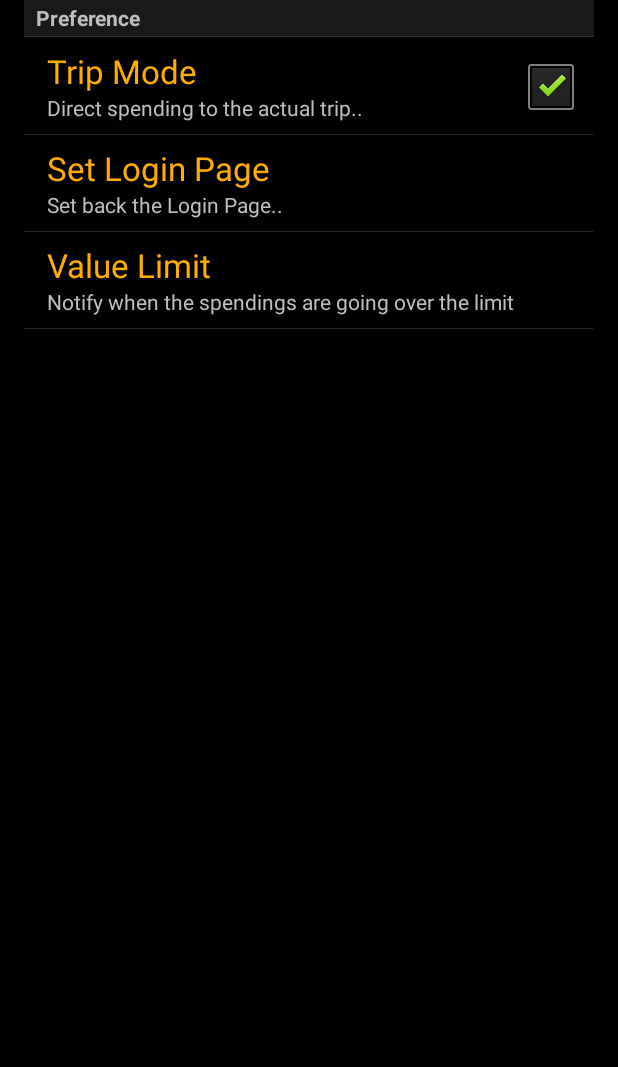
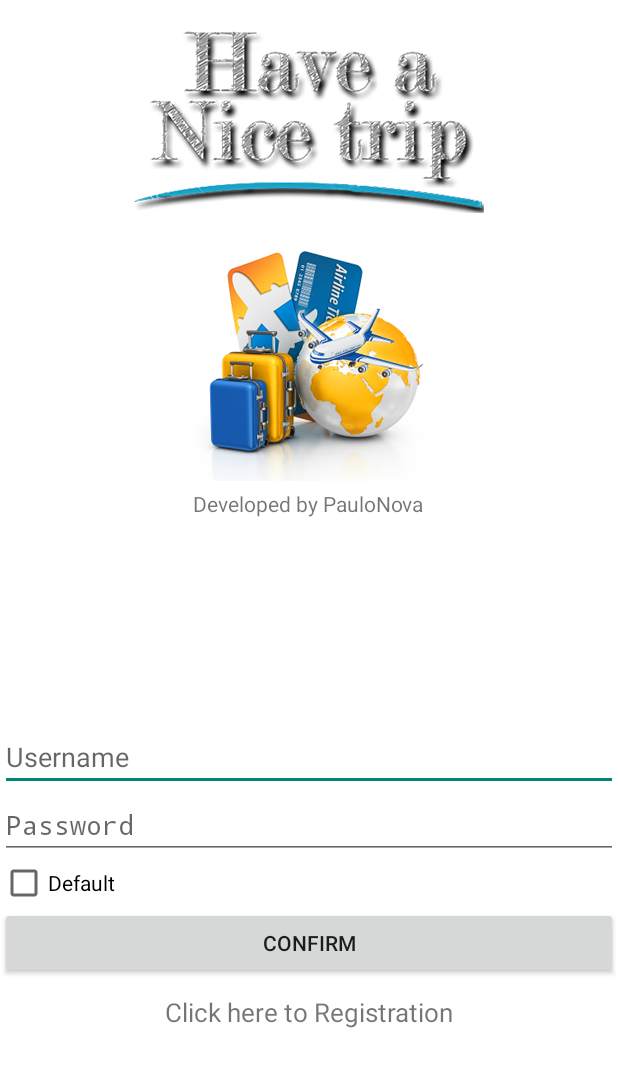
Before and after one commit to paulonova/FinalNiceTrip, an Android app: the ConfigurationsActivity screen opened directly, with no data from a screen before it, after a tap on "Set Login Page", on a phone screen of 412 x 824 dp. Shown: the top 1067 px of the screen. Run offline under Robolectric (Android 15) with nearby library versions, the phone set to English and light mode, and no system bars; 2 other taps on this screen came first.

Commit message:
Changing 2015/04/27

```diff
--- a/app/src/main/java/finalwork/nicetrip/se/nicetrip/ConfigurationsActivity.java
+++ b/app/src/main/java/finalwork/nicetrip/se/nicetrip/ConfigurationsActivity.java
@@ -3,6 +3,7 @@ package finalwork.nicetrip.se.nicetrip;
 import android.annotation.SuppressLint;
 import android.app.Activity;
 import android.content.Context;
+import android.content.Intent;
 import android.content.SharedPreferences;
 import android.preference.Preference;
 import android.preference.PreferenceActivity;
@@ -52,12 +53,15 @@ public class ConfigurationsActivity extends Activity {
 //                    SharedPreferences prefDefault = getSharedPreferences(LoginActivity.DEFAULT_CONNECTED, Context.MODE_PRIVATE);
 //                    SharedPreferences.Editor editor = getPreferences(MODE_PRIVATE).edit();
 
-                    SharedPreferences prefDefault = PreferenceManager.getDefaultSharedPreferences(getApplicationContext());
-                    SharedPreferences.Editor editor = prefDefault.edit();
+                    SharedPreferences pref = PreferenceManager.getDefaultSharedPreferences(getApplicationContext());
+                    SharedPreferences.Editor editor = pref.edit();
                     editor.putBoolean(LoginActivity.DEFAULT_CONNECTED, false);
-                    editor.apply();
+                    editor.commit();
 
-                    Toast.makeText(getApplicationContext(), "Login Page is now available..", Toast.LENGTH_SHORT).show();
+                    Intent intent = new Intent(getApplicationContext(),LoginActivity.class);
+                    startActivity(intent);
+                    finish();
+
                     return false;
                 }
             });
--- a/app/src/main/java/finalwork/nicetrip/se/nicetrip/RegisterPageActivity.java
+++ b/app/src/main/java/finalwork/nicetrip/se/nicetrip/RegisterPageActivity.java
@@ -62,13 +62,11 @@ public class RegisterPageActivity extends Activity implements View.OnClickListen
         switch (v.getId()){
             case R.id.saveBtn:
                 checkInputValues();
-                finish();
-                Toast.makeText(getApplicationContext(), "Register saved successfully", Toast.LENGTH_SHORT).show();
                 break;
 
             case R.id.cancelBtn:
                 finish();
-                Toast.makeText(getApplicationContext(), "Register cancel successfully", Toast.LENGTH_SHORT).show();
+                Toast.makeText(getApplicationContext(), "Register canceled", Toast.LENGTH_SHORT).show();
         }
     }
 
--- a/app/src/main/res/values/strings.xml
+++ b/app/src/main/res/values/strings.xml
@@ -5,7 +5,7 @@
     <string name="registerPage">Register</string>
     <string name="action_settings">Settings</string>
 
-    <string name="developer">Developed by Paulonova</string>
+    <string name="developer">Developed by PauloNova</string>
     <string name="register">Click here to Registration</string>
     <string name="title_activity_register_page">RegisterPageActivity</string>
     <string name="title_activity_first_page">FirstPage</string>
@@ -82,7 +82,7 @@
     <string name="yes">Yes</string>
     <string name="no">No</string>
 
-    <string name="preference">Preference</string>
+    <string name="preference">Settings</string>
     <string name="mode_trip_summary">Direct spending to the actual trip..</string>
     <string name="trip_mode">Trip Mode</string>
     <string name="default_mode_summary">Set back the Login Page..</string>
```
Also changed, not shown: app/src/main/java/finalwork/nicetrip/se/nicetrip/LoginActivity.java (+6 -44 lines), 1 other file.
